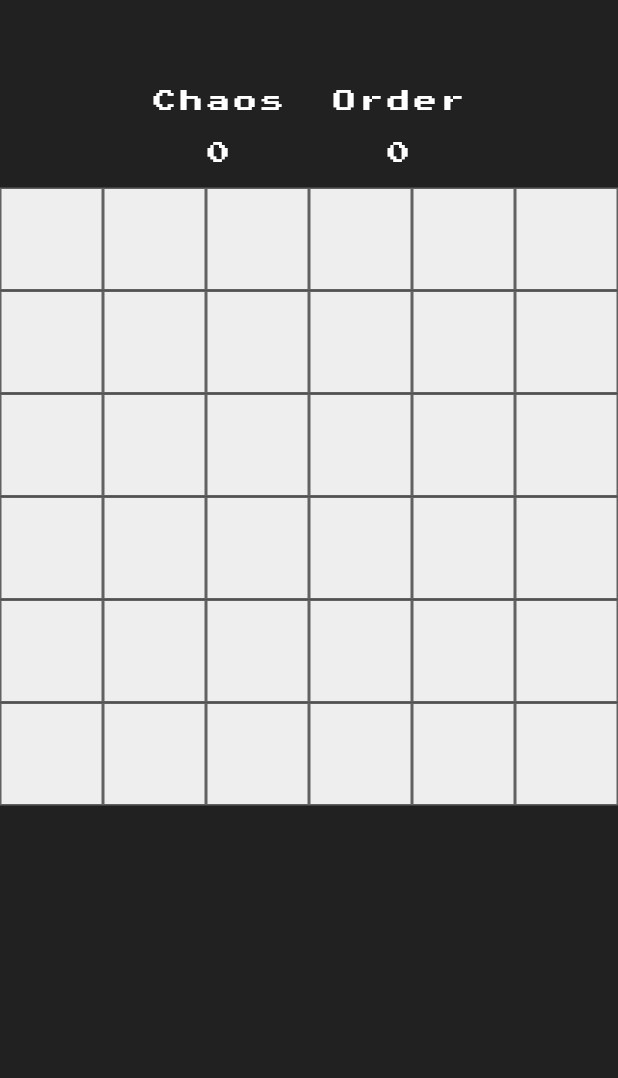
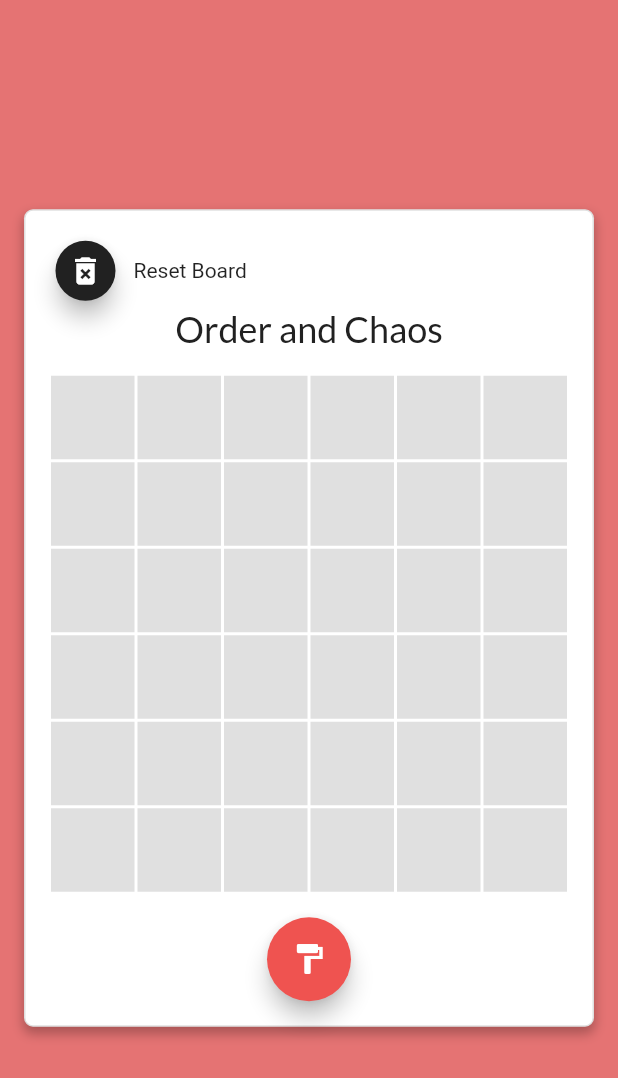
Before and after one commit to tuliosj/game-on, a Flutter app: the screen it shows after launch, after a tap on "PLAY GAME", on a phone screen of 412 x 824 dp. Shown: the top 1078 px of the screen. Run offline on Flutter 3.47's test engine with Material 2 defaults, Android fonts, the phone set to English and light mode, and no system bars; our stand-ins replace avatar_glow, get_it, google_fonts, rxdart.

Commit message:
Board, reset board and painting board

```diff
--- a/lib/main.dart
+++ b/lib/main.dart
@@ -1,7 +1,12 @@
 import 'package:flutter/material.dart';
+import 'package:game_on/screens/orderAndChaos/orderAndChaos.dart';
+import 'package:get_it/get_it.dart';
 import 'routes.dart';
 
+final getIt = GetIt.instance;
+
 void main() {
+  getIt.registerSingleton<OrderAndChaos>(OrderAndChaos());
   runApp(GameOn());
 }
 
--- a/lib/routes.dart
+++ b/lib/routes.dart
@@ -1,10 +1,10 @@
 import 'package:flutter/widgets.dart';
-import 'package:game_on/screens/home/screen.dart';
-import 'package:game_on/screens/intro/screen.dart';
-import 'package:game_on/screens/chaosvsorder/screen.dart';
+import 'package:game_on/screens/home/index.dart';
+import 'package:game_on/screens/intro/index.dart';
+import 'package:game_on/screens/orderAndChaos/index.dart';
 
 final Map<String, WidgetBuilder> routes = <String, WidgetBuilder>{
   "/": (BuildContext context) => Home(),
   "/intro": (BuildContext context) => IntroScreen(),
-  "/game": (BuildContext context) => ChaosVsOrder(),
+  "/game": (BuildContext context) => oacScreen(),
 };
--- a/lib/screens/chaosvsorder/screen.dart
+++ /dev/null
@@ -1,122 +0,0 @@
-import 'package:flutter/material.dart';
-import 'package:google_fonts/google_fonts.dart';
-
-class ChaosVsOrder extends StatefulWidget {
-  @override
-  _ChaosVsOrderState createState() => _ChaosVsOrderState();
-}
-
-class _ChaosVsOrderState extends State<ChaosVsOrder> {
-  List<Color> indexes =
-      new List<Color>.filled(36, Colors.grey[200], growable: false);
-
-  Color red = Colors.red;
-  Color blue = Colors.blue;
-  bool ohTurn = true;
-  var myTextStyle = TextStyle(color: Colors.white, fontSize: 30);
-  int ohScore = 0;
-  int exScore = 0;
-  int filledBoxes = 0;
-
-  static var fontWhite = GoogleFonts.pressStart2p(
-      textStyle:
-          TextStyle(color: Colors.white, letterSpacing: 3, fontSize: 15));
-
-  @override
-  Widget build(BuildContext context) {
-    return Scaffold(
-      backgroundColor: Colors.grey[900],
-      body: Column(
-        children: <Widget>[
-          SizedBox(
-            height: 45,
-          ),
-          Row(
-            mainAxisAlignment: MainAxisAlignment.center,
-            children: <Widget>[
-              Padding(
-                padding: const EdgeInsets.all(15.0),
-                child: Column(
-                  mainAxisAlignment: MainAxisAlignment.center,
-                  children: <Widget>[
-                    Text(
-                      'Chaos',
-                      style: fontWhite,
-                    ),
-                    SizedBox(
-                      height: 20,
-                    ),
-                    Text(
-                      ohScore.toString(),
-                      style: fontWhite,
-                    ),
-                  ],
-                ),
-              ),
-              Padding(
-                padding: const EdgeInsets.all(15.0),
-                child: Column(
-                  mainAxisAlignment: MainAxisAlignment.center,
-                  children: <Widget>[
-                    Text(
-                      'Order',
-                      style: fontWhite,
-                    ),
-                    SizedBox(
-                      height: 20,
-                    ),
-                    Text(
-                      exScore.toString(),
-                      style: fontWhite,
-                    ),
-                  ],
-                ),
-              ),
-            ],
-          ),
-          Expanded(
-            flex: 3,
-            child: GridView.builder(
-                itemCount: 36,
-                gridDelegate: SliverGridDelegateWithFixedCrossAxisCount(
-                    crossAxisCount: 6),
-                itemBuilder: (BuildContext context, int index) {
-                  return GestureDetector(
-                    onTap: () {},
-                    child: Container(
-                      decoration: BoxDecoration(
-                          border: Border.all(color: Colors.grey[700]),
-                          color: indexes[index]),
-                    ),
-                  );
-                }),
-          ),
-          Expanded(
-            child: Container(
-              alignment: Alignment.topCenter,
-              child: Row(
-                mainAxisAlignment: MainAxisAlignment.center,
-                children: <Widget>[
-                  Padding(
-                    padding: const EdgeInsets.all(15.0),
-                    child: Text(
-                      ' ',
-                      style: fontWhite,
-                    ),
-                  ),
-                  Padding(
-                    padding: const EdgeInsets.all(15.0),
-                    child: Text(
-                      ' ',
-                      style: fontWhite,
-                    ),
-                  ),
-                ],
-              ),
-            ),
-          ),
-        ],
-      ),
-    );
-  }
-}
--- a/lib/screens/home/screen.dart
+++ b/lib/screens/home/index.dart
@@ -23,7 +23,6 @@ class _HomeState extends State<Home> {
       body: Center(
         child: StreamBuilder(
           stream: _bloc.counter,
-        initialData: 0,
           builder: (BuildContext context, AsyncSnapshot<int> snapshot) {
             return Column(
               mainAxisAlignment: MainAxisAlignment.center,
@@ -38,7 +37,8 @@ class _HomeState extends State<Home> {
               ],
             );
           },
-      )),
+        ),
+      ),
       floatingActionButton: Row(
         mainAxisAlignment: MainAxisAlignment.end,
         children: <Widget>[
--- /dev/null
+++ b/lib/screens/orderAndChaos/index.dart
@@ -0,0 +1,117 @@
+import 'package:flutter/material.dart';
+import 'package:google_fonts/google_fonts.dart';
+import 'package:game_on/main.dart';
+import 'package:game_on/screens/orderAndChaos/orderAndChaos.dart';
+
+class oacScreen extends StatelessWidget {
+  final oac = getIt.get<OrderAndChaos>();
+
+  TextStyle tStyle = TextStyle(color: Colors.white, fontSize: 30);
+  TextStyle font = GoogleFonts.lato(
+      textStyle: TextStyle(color: Colors.grey[900], fontSize: 24));
+
+  @override
+  Widget build(BuildContext context) {
+    return Container(
+      color: Colors.blue[300],
+      child: SafeArea(
+        child: Scaffold(
+          backgroundColor: Colors.red[300],
+          body: Column(
+            crossAxisAlignment: CrossAxisAlignment.center,
+            mainAxisAlignment: MainAxisAlignment.center,
+            children: <Widget>[
+              Container(
+                margin: EdgeInsets.all(16),
+                padding: EdgeInsets.all(16),
+                decoration: BoxDecoration(
+                  border: Border.all(width: 1, color: Colors.black12),
+                  borderRadius: BorderRadius.all(Radius.circular(6)),
+                  color: Colors.white,
+                  boxShadow: [
+                    BoxShadow(
+                      color: Colors.black26,
+                      blurRadius: 6,
+                      offset: Offset(0, 4),
+                      spreadRadius: 0.6,
+                    )
+                  ],
+                ),
+                child: Column(
+                  crossAxisAlignment: CrossAxisAlignment.center,
+                  mainAxisAlignment: MainAxisAlignment.center,
+                  children: <Widget>[
+                    Row(
+                      mainAxisAlignment: MainAxisAlignment.start,
+                      children: <Widget>[
+                        FloatingActionButton(
+                            onPressed: () => oac.reset(),
+                            backgroundColor: Colors.grey[900],
+                            mini: true,
+                            child: Icon(Icons.delete_forever)),
+                        SizedBox(
+                          width: 8,
+                        ),
+                        Text('Reset Board'),
+                      ],
+                    ),
+                    Text(
+                      'Order and Chaos',
+                      style: font,
+                    ),
+                    StreamBuilder(
+                        stream: oac.board$,
+                        builder: (BuildContext context, AsyncSnapshot snap) {
+                          return Padding(
+                            padding:
+                                const EdgeInsets.only(top: 16.0, bottom: 16.0),
+                            child: GridView.builder(
+                              shrinkWrap: true,
+                              physics: BouncingScrollPhysics(),
+                              itemCount: 36,
+                              gridDelegate:
+                                  SliverGridDelegateWithFixedCrossAxisCount(
+                                      crossAxisCount: 6),
+                              itemBuilder: (BuildContext context, int index) {
+                                return GestureDetector(
+                                  onTap: () {
+                                    oac.color(index);
+                                  },
+                                  child: Container(
+                                    margin: EdgeInsets.all(1),
+                                    decoration: BoxDecoration(
+                                      color: snap.data != null
+                                          ? snap.data[index]
+                                          : Colors.grey[200],
+                                    ),
+                                  ),
+                                );
+                              },
+                            ),
+                          );
+                        }),
+                    StreamBuilder(
+                        stream: oac.red$,
+                        builder: (BuildContext context, AsyncSnapshot snap) {
+                          return Row(
+                            mainAxisAlignment: MainAxisAlignment.center,
+                            children: <Widget>[
+                              FloatingActionButton(
+                                  onPressed: () => oac.changeColor(),
+                                  backgroundColor: snap.data
+                                      ? Colors.red[400]
+                                      : Colors.blue[400],
+                                  child: Icon(Icons.format_paint))
+                            ],
+                          );
+                        }),
+                  ],
+                ),
+              ),
+            ],
+          ),
+        ),
+      ),
+    );
+  }
+}
--- /dev/null
+++ b/lib/screens/orderAndChaos/orderAndChaos.dart
@@ -0,0 +1,30 @@
+import 'package:flutter/material.dart';
+import 'package:rxdart/rxdart.dart';
+
+class OrderAndChaos {
+  BehaviorSubject<List<Color>> _board = BehaviorSubject<List<Color>>.seeded(
+      new List<Color>.filled(36, Colors.grey[300], growable: false));
+
+  Stream get board$ => _board.stream;
+  List<Color> get currentBoard => _board.value;
+
+  BehaviorSubject<bool> _red = BehaviorSubject<bool>.seeded(true);
+  Stream get red$ => _red.stream;
+  bool get currentRed => _red.value;
+
+  color(int index) {
+    currentBoard[index] = currentRed ? Colors.red[400] : Colors.blue[400];
+    _board.add(currentBoard);
+    checkWinner();
+  }
+
+  changeColor() {
+    _red.add(!currentRed);
+  }
+
+  reset() {
+    _board.add(new List<Color>.filled(36, Colors.grey[300], growable: false));
+  }
+
+  checkWinner() {}
+}
--- a/pubspec.yaml
+++ b/pubspec.yaml
@@ -25,6 +25,8 @@ dependencies:
     sdk: flutter
   google_fonts:
   avatar_glow:
+  rxdart:
+  get_it:
 
   # The following adds the Cupertino Icons font to your application.
   # Use with the CupertinoIcons class for iOS style icons.
```
Also changed, not shown: lib/screens/intro/index.dart (renamed from lib/screens/intro/screen.dart), pubspec.lock. Lines whose indentation alone changed are shown as unchanged.
